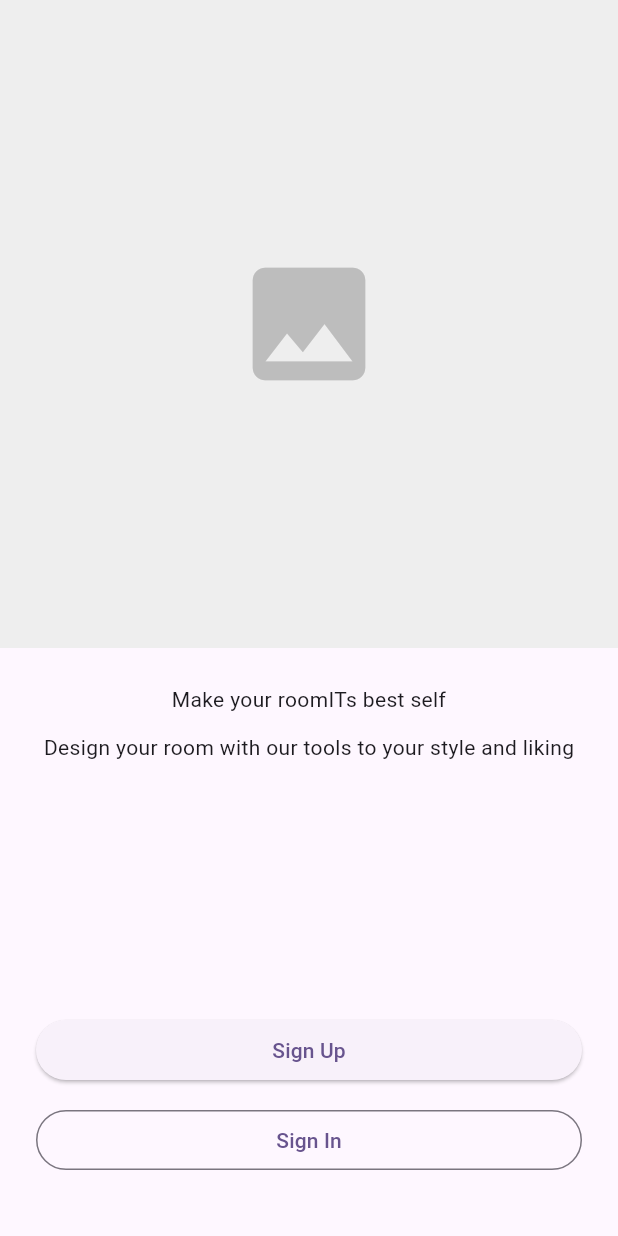
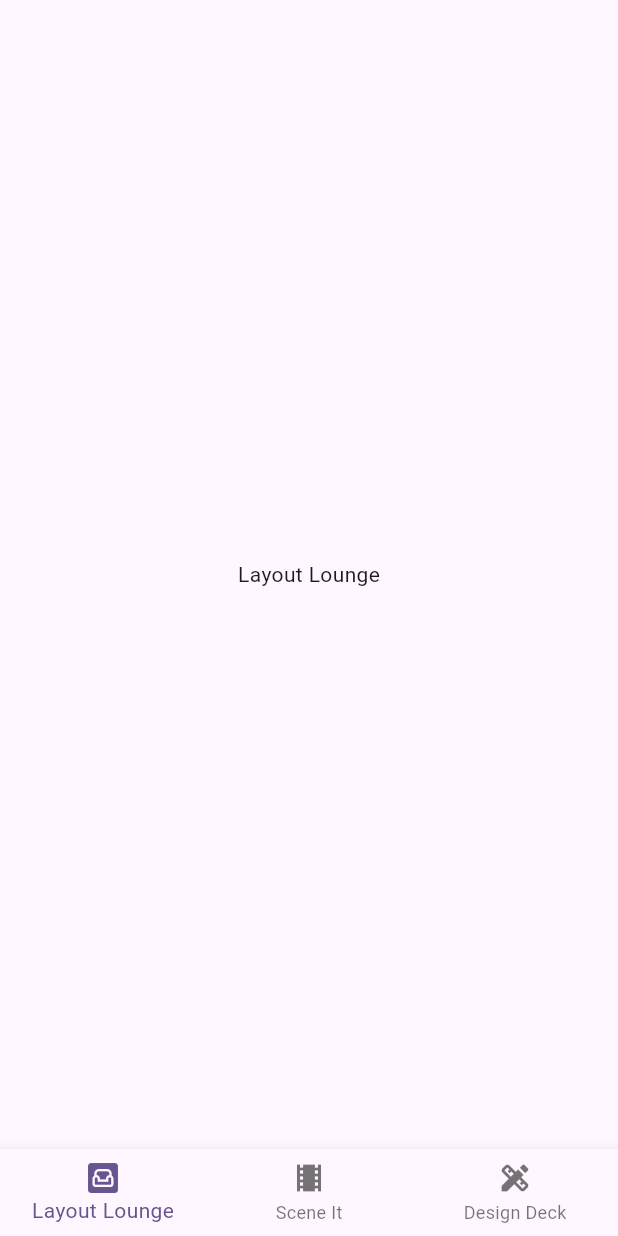
Before and after one commit to BrianZhao15/roomIT, a Flutter app: the screen it shows after launch, on a phone screen of 412 x 824 dp. Run offline on Flutter 3.47's test engine with Material 3 defaults, Android fonts, the phone set to English and light mode, and no system bars.

Commit message:
Materialized and pushed three screens that sum up the app's functions and implemented connectivity between them and the onboarding page

```diff
--- a/lib/main.dart
+++ b/lib/main.dart
@@ -1,5 +1,5 @@
 import 'package:flutter/material.dart';
-import 'screens/floorboarding/floorboarding.dart';
+import 'screens/floorboarding.dart';
 
 void main() {
   runApp(const MyApp());
--- /dev/null
+++ b/lib/screens/design-deck.dart
@@ -0,0 +1,8 @@
+import 'package:flutter/material.dart';
+
+class DesignDeckScreen extends StatelessWidget {
+  @override
+  Widget build(BuildContext context) {
+    return Center(child: Text('Design Deck'));
+  }
+}
--- /dev/null
+++ b/lib/screens/floorboarding.dart
@@ -0,0 +1,52 @@
+import 'package:flutter/material.dart';
+import 'layout-lounge.dart';
+import 'scene-it.dart';
+import 'design-deck.dart';
+
+class FloorboardingScreen extends StatefulWidget {
+const FloorboardingScreen({Key? key}) : super(key: key);
+
+@override
+State<FloorboardingScreen> createState() => _FloorboardingScreenState();
+}
+
+class _FloorboardingScreenState extends State<FloorboardingScreen> {
+  int _selectedIndex = 0;
+
+  final List<Widget> _pages = [
+    LayoutLoungeScreen(),
+    SceneItScreen(),
+    DesignDeckScreen(),
+  ];
+
+  void _onItemTapped(int index) {
+    setState(() {
+      _selectedIndex = index;
+    });
+  }
+
+  @override
+  Widget build(BuildContext context) {
+    return Scaffold(
+      body: _pages[_selectedIndex],
+      bottomNavigationBar: BottomNavigationBar(
+        currentIndex: _selectedIndex,
+        onTap: _onItemTapped,
+        items: const [
+          BottomNavigationBarItem(
+            icon: Icon(Icons.living),
+            label: 'Layout Lounge',
+          ),
+          BottomNavigationBarItem(
+            icon: Icon(Icons.theaters),
+            label: 'Scene It',
+          ),
+          BottomNavigationBarItem(
+            icon: Icon(Icons.design_services),
+            label: 'Design Deck',
+          ),
+        ],
+      ),
+    );
+  }
+}
--- a/lib/screens/floorboarding/floorboarding.dart
+++ /dev/null
@@ -1,77 +0,0 @@
-import 'package:flutter/material.dart';
-
-class FloorboardingScreen extends StatelessWidget {
-  const FloorboardingScreen({Key? key}) : super(key: key);
-
-  @override
-  Widget build(BuildContext context) {
-    return Scaffold(
-      body: SafeArea(
-        child: Column(
-          children: [
-            // Image Placeholder
-            Expanded(
-              flex: 3,
-              child: Container(
-                width: double.infinity,
-                color: Colors.grey[200],
-                child: Center(
-                  child: Icon(
-                    Icons.image,
-                    size: 100,
-                    color: Colors.grey[400],
-                  ),
-                ),
-              ),
-            ),
-            // Text Section
-            Padding(
-              padding: const EdgeInsets.symmetric(horizontal: 24.0, vertical: 24),
-              child: Column(
-                children: [
-                  Text(
-                    'Make your roomITs best self',
-                    textAlign: TextAlign.center,
-                  ),
-                  const SizedBox(height: 12),
-                  Text(
-                    'Design your room with our tools to your style and liking',
-                  ),
-                ],
-              ),
-            ),
-            const Spacer(),
-            // Buttons
-            Padding(
-              padding: const EdgeInsets.symmetric(horizontal: 24.0),
-              child: Column(
-                children: [
-                  SizedBox(
-                    width: double.infinity,
-                    child: ElevatedButton(
-                      onPressed: () {
-                        Navigator.pushNamed(context, '/signup');
-                      },
-                      child: const Text('Sign Up'),
-                    ),
-                  ),
-                  const SizedBox(height: 12),
-                  SizedBox(
-                    width: double.infinity,
-                    child: OutlinedButton(
-                      onPressed: () {
-                        Navigator.pushNamed(context, '/signin');
-                      },
-                      child: const Text('Sign In'),
-                    ),
-                  ),
-                ],
-              ),
-            ),
-            const SizedBox(height: 40),
-          ],
-        ),
-      ),
-    );
-  }
-}
--- /dev/null
+++ b/lib/screens/layout-lounge.dart
@@ -0,0 +1,8 @@
+import 'package:flutter/material.dart';
+
+class LayoutLoungeScreen extends StatelessWidget {
+  @override
+  Widget build(BuildContext context) {
+    return Center(child: Text('Layout Lounge'));
+  }
+}
--- /dev/null
+++ b/lib/screens/scene-it.dart
@@ -0,0 +1,8 @@
+import 'package:flutter/material.dart';
+
+class SceneItScreen extends StatelessWidget {
+  @override
+  Widget build(BuildContext context) {
+    return Center(child: Text('Scene It'));
+  }
+}
```
